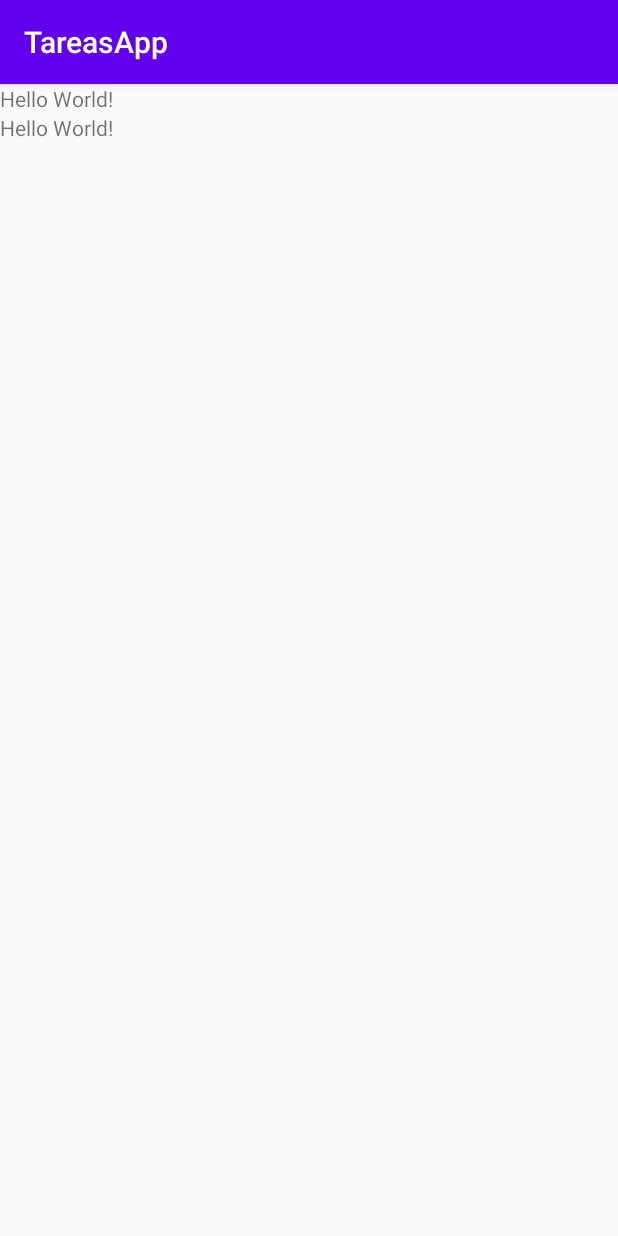
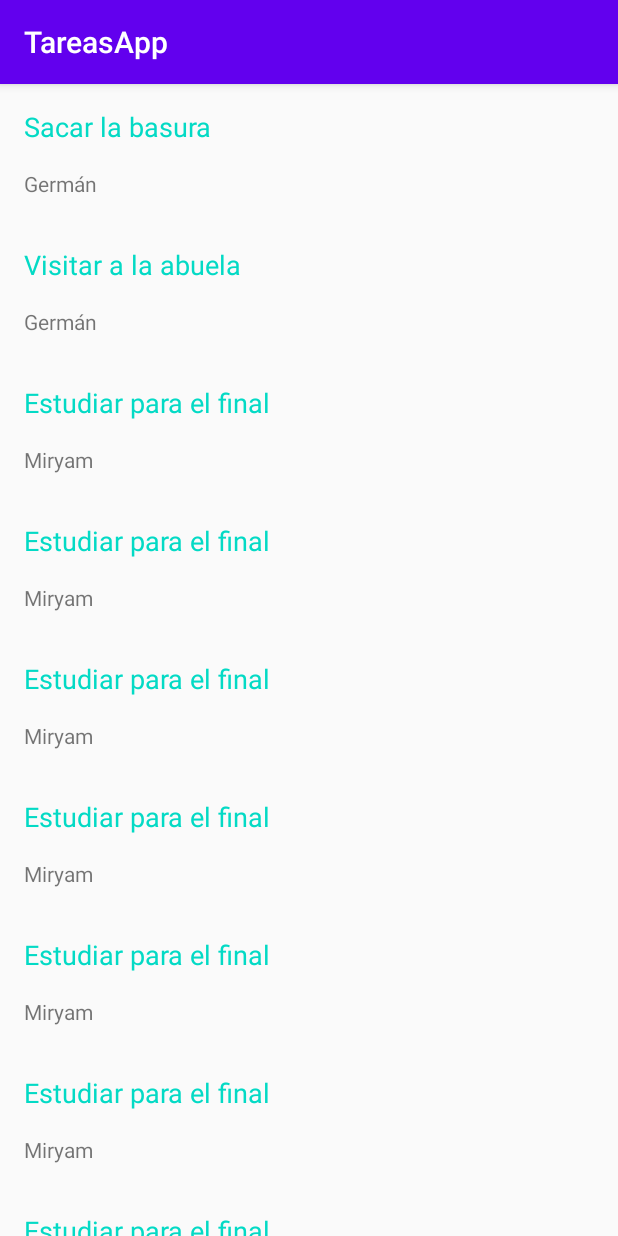
Before and after one commit to geermank/et-programacion-android-3009, an Android app: the MainActivity screen opened directly, with no data from a screen before it, on a phone screen of 412 x 824 dp. Run offline under Robolectric (Android 15) with nearby library versions, the phone set to English and light mode, and no system bars.

Commit message:
Clase 3, parte 1

```diff
--- a/app/build.gradle
+++ b/app/build.gradle
@@ -25,6 +25,7 @@ dependencies {
     implementation fileTree(dir: "libs", include: ["*.jar"])
     implementation 'androidx.appcompat:appcompat:1.2.0'
     implementation 'androidx.constraintlayout:constraintlayout:2.0.1'
+    implementation 'androidx.recyclerview:recyclerview:1.1.0'
     testImplementation 'junit:junit:4.12'
     androidTestImplementation 'androidx.test.ext:junit:1.1.2'
     androidTestImplementation 'androidx.test.espresso:espresso-core:3.3.0'
--- a/app/src/main/AndroidManifest.xml
+++ b/app/src/main/AndroidManifest.xml
@@ -10,7 +10,7 @@
         android:supportsRtl="true"
         android:theme="@style/AppTheme">
 
-        <activity android:name=".WelcomeActivity">
+        <activity android:name=".activities.WelcomeActivity">
             <intent-filter>
                 <action android:name="android.intent.action.MAIN" />
 
@@ -18,8 +18,8 @@
             </intent-filter>
         </activity>
 
-        <activity android:name=".LoginActivity"/>
-        <activity android:name=".MainActivity"/>
+        <activity android:name=".activities.LoginActivity"/>
+        <activity android:name=".activities.MainActivity"/>
     </application>
 
 </manifest>
--- a/app/src/main/java/com/german/tareasapp/MainActivity.java
+++ /dev/null
@@ -1,23 +0,0 @@
-package com.german.tareasapp;
-
-import androidx.appcompat.app.AppCompatActivity;
-
-import android.content.Intent;
-import android.os.Bundle;
-import android.widget.Toast;
-
-public class MainActivity extends AppCompatActivity {
-
-    @Override
-    protected void onCreate(Bundle savedInstanceState) {
-        super.onCreate(savedInstanceState);
-        setContentView(R.layout.activity_main);
-
-        Intent loginIntent = getIntent();
-        String email = loginIntent.getStringExtra(Constants.KEY_USER_EMAIL);
-        String password = loginIntent.getStringExtra(Constants.KEY_USER_PASSWORD);
-        //int age = loginIntent.getIntExtra("userAge", -1);
-
-        Toast.makeText(this, email + " " + password, Toast.LENGTH_SHORT).show();
-    }
-}
--- a/app/src/main/java/com/german/tareasapp/LoginActivity.java
+++ b/app/src/main/java/com/german/tareasapp/activities/LoginActivity.java
@@ -1,4 +1,4 @@
-package com.german.tareasapp;
+package com.german.tareasapp.activities;
 
 import androidx.appcompat.app.AppCompatActivity;
 
@@ -8,6 +8,9 @@ import android.view.View;
 import android.widget.Button;
 import android.widget.EditText;
 import android.widget.Toast;
+
+import com.german.tareasapp.Constants;
+import com.german.tareasapp.R;
 
 public class LoginActivity extends AppCompatActivity implements View.OnClickListener {
 
--- /dev/null
+++ b/app/src/main/java/com/german/tareasapp/activities/MainActivity.java
@@ -0,0 +1,81 @@
+package com.german.tareasapp.activities;
+
+import androidx.appcompat.app.AppCompatActivity;
+import androidx.recyclerview.widget.LinearLayoutManager;
+import androidx.recyclerview.widget.RecyclerView;
+
+import android.content.Intent;
+import android.os.Bundle;
+import android.widget.Toast;
+
+import com.german.tareasapp.Constants;
+import com.german.tareasapp.R;
+import com.german.tareasapp.adapters.TasksAdapter;
+import com.german.tareasapp.models.Task;
+
+import java.util.ArrayList;
+import java.util.List;
+
+public class MainActivity extends AppCompatActivity {
+
+    @Override
+    protected void onCreate(Bundle savedInstanceState) {
+        super.onCreate(savedInstanceState);
+        setContentView(R.layout.activity_main);
+        getPreviousIntent();
+
+        RecyclerView rvTasks = findViewById(R.id.rv_tasks);
+
+        TasksAdapter tasksAdapter = new TasksAdapter(provideTasks());
+        rvTasks.setAdapter(tasksAdapter);
+
+        rvTasks.setLayoutManager(new LinearLayoutManager(this));
+        /*
+        List<String> otrosNombres = new ArrayList<>();
+        List<String> nombres = new ArrayList<>();
+        nombres.add("German");
+        nombres.addAll(otrosNombres);
+        String german = nombres.get(0);
+
+        ListView -> RecyclerView (Adapter, ViewHolder, LayoutManager)
+
+        1er nombre -> dibuja en pantalla
+        2do nomnre -> dibuja en pantalla
+        ..
+        200 nombres ->
+         */
+    }
+
+    private List<Task> provideTasks() {
+        Task task1 = new Task("Sacar la basura", "Germán");
+        Task task2 = new Task("Visitar a la abuela", "Germán");
+        Task task3 = new Task("Estudiar para el final", "Miryam");
+
+        List<Task> tasks = new ArrayList<>();
+        tasks.add(task1);
+        tasks.add(task2);
+        tasks.add(task3);
+        tasks.add(task3);
+        tasks.add(task3);
+        tasks.add(task3);
+        tasks.add(task3);
+        tasks.add(task3);
+        tasks.add(task3);
+        tasks.add(task3);
+        tasks.add(task3);
+        tasks.add(task3);
+        tasks.add(task3);
+        tasks.add(task3);
+
+        return tasks;
+    }
+
+    private void getPreviousIntent() {
+        Intent loginIntent = getIntent();
+        String email = loginIntent.getStringExtra(Constants.KEY_USER_EMAIL);
+        String password = loginIntent.getStringExtra(Constants.KEY_USER_PASSWORD);
+        //int age = loginIntent.getIntExtra("userAge", -1);
+
+        Toast.makeText(this, email + " " + password, Toast.LENGTH_SHORT).show();
+    }
+}
--- a/app/src/main/java/com/german/tareasapp/WelcomeActivity.java
+++ b/app/src/main/java/com/german/tareasapp/activities/WelcomeActivity.java
@@ -1,4 +1,4 @@
-package com.german.tareasapp;
+package com.german.tareasapp.activities;
 
 import androidx.appcompat.app.AppCompatActivity;
 import androidx.core.content.ContextCompat;
@@ -8,6 +8,8 @@ import android.os.Bundle;
 import android.view.View;
 import android.widget.Button;
 import android.widget.TextView;
+
+import com.german.tareasapp.R;
 
 public class WelcomeActivity extends AppCompatActivity {
 
--- /dev/null
+++ b/app/src/main/java/com/german/tareasapp/adapters/TasksAdapter.java
@@ -0,0 +1,58 @@
+package com.german.tareasapp.adapters;
+
+import android.view.LayoutInflater;
+import android.view.View;
+import android.view.ViewGroup;
+import android.widget.TextView;
+
+import androidx.annotation.NonNull;
+import androidx.recyclerview.widget.RecyclerView;
+
+import com.german.tareasapp.R;
+import com.german.tareasapp.models.Task;
+
+import java.util.List;
+
+public class TasksAdapter extends RecyclerView.Adapter<TasksAdapter.TaskViewHolder> {
+
+    private List<Task> tasks;
+
+    public TasksAdapter(@NonNull List<Task> tasks) {
+        this.tasks = tasks;
+    }
+
+    @Override
+    public int getItemCount() {
+        return tasks.size();
+    }
+
+    @NonNull
+    @Override
+    public TaskViewHolder onCreateViewHolder(@NonNull ViewGroup parent, int viewType) {
+        View itemTaskView = LayoutInflater.from(parent.getContext()).inflate(R.layout.item_task, parent, false);
+        return new TaskViewHolder(itemTaskView);
+    }
+
+    @Override
+    public void onBindViewHolder(@NonNull TaskViewHolder holder, int position) {
+        holder.bind(tasks.get(position));
+    }
+
+    class TaskViewHolder extends RecyclerView.ViewHolder {
+
+        TextView tvTitle;
+        TextView tvAssignedTo;
+
+        public TaskViewHolder(@NonNull View itemView) {
+            super(itemView);
+            tvTitle = itemView.findViewById(R.id.tv_task_title);
+            tvAssignedTo = itemView.findViewById(R.id.tv_task_assigned_to);
+        }
+
+        public void bind(Task task) {
+            tvTitle.setText(task.getTitle());
+            tvAssignedTo.setText(task.getAssignedTo());
+        }
+    }
+
+}
--- /dev/null
+++ b/app/src/main/java/com/german/tareasapp/models/Task.java
@@ -0,0 +1,48 @@
+package com.german.tareasapp.models;
+
+public class Task {
+
+    private int id;
+    private String title;
+    private String assignedTo;
+    private boolean closed;
+
+    public Task() { }
+
+    public Task(String title, String assignedTo) {
+        this.title = title;
+        this.assignedTo = assignedTo;
+    }
+
+    public int getId() {
+        return id;
+    }
+
+    public void setId(int id) {
+        this.id = id;
+    }
+
+    public String getTitle() {
+        return title;
+    }
+
+    public void setTitle(String title) {
+        this.title = title;
+    }
+
+    public String getAssignedTo() {
+        return assignedTo;
+    }
+
+    public void setAssignedTo(String assignedTo) {
+        this.assignedTo = assignedTo;
+    }
+
+    public boolean isClosed() {
+        return closed;
+    }
+
+    public void setClosed(boolean closed) {
+        this.closed = closed;
+    }
+}
--- a/app/src/main/res/layout/activity_login.xml
+++ b/app/src/main/res/layout/activity_login.xml
@@ -5,7 +5,7 @@
     android:layout_width="match_parent"
     android:layout_height="match_parent"
     android:orientation="vertical"
-    tools:context=".LoginActivity">
+    tools:context=".activities.LoginActivity">
 
     <TextView
         android:layout_width="wrap_content"
--- a/app/src/main/res/layout/activity_main.xml
+++ b/app/src/main/res/layout/activity_main.xml
@@ -5,24 +5,11 @@
     android:layout_width="match_parent"
     android:layout_height="match_parent"
     android:orientation="vertical"
-    tools:context=".MainActivity">
+    tools:context=".activities.MainActivity">
 
-    <TextView
-        android:layout_width="wrap_content"
-        android:layout_height="wrap_content"
-        android:text="Hello World!"
-        app:layout_constraintBottom_toBottomOf="parent"
-        app:layout_constraintLeft_toLeftOf="parent"
-        app:layout_constraintRight_toRightOf="parent"
-        app:layout_constraintTop_toTopOf="parent" />
-
-    <TextView
-        android:layout_width="wrap_content"
-        android:layout_height="wrap_content"
-        android:text="Hello World!"
-        app:layout_constraintBottom_toBottomOf="parent"
-        app:layout_constraintLeft_toLeftOf="parent"
-        app:layout_constraintRight_toRightOf="parent"
-        app:layout_constraintTop_toTopOf="parent" />
+    <androidx.recyclerview.widget.RecyclerView
+        android:id="@+id/rv_tasks"
+        android:layout_width="match_parent"
+        android:layout_height="match_parent"/>
 
 </LinearLayout>
--- a/app/src/main/res/layout/activity_welcome.xml
+++ b/app/src/main/res/layout/activity_welcome.xml
@@ -5,7 +5,7 @@
     android:layout_width="match_parent"
     android:layout_height="match_parent"
     android:orientation="vertical"
-    tools:context=".WelcomeActivity">
+    tools:context=".activities.WelcomeActivity">
 
     <TextView
         android:id="@+id/tv_app_name"
--- /dev/null
+++ b/app/src/main/res/layout/item_task.xml
@@ -0,0 +1,26 @@
+<?xml version="1.0" encoding="utf-8"?>
+<LinearLayout xmlns:android="http://schemas.android.com/apk/res/android"
+    xmlns:tools="http://schemas.android.com/tools"
+    android:orientation="vertical"
+    android:layout_width="match_parent"
+    android:layout_height="wrap_content">
+
+    <TextView
+        android:id="@+id/tv_task_title"
+        android:layout_width="match_parent"
+        android:layout_height="wrap_content"
+        tools:text="Sacar la basura"
+        android:textSize="18sp"
+        android:textColor="@color/colorAccent"
+        android:padding="16dp"/>
+
+    <TextView
+        android:id="@+id/tv_task_assigned_to"
+        android:layout_width="match_parent"
+        android:layout_height="wrap_content"
+        tools:text="Germán"
+        android:paddingStart="16dp"
+        android:paddingEnd="16dp"
+        android:paddingBottom="16dp"/>
+
+</LinearLayout>
```
